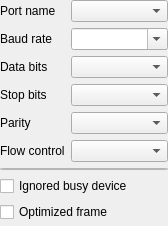
Before: the Qt Designer form src/device/serialportui.ui in x-tools-author/x-tools, drawn with Qt 5.
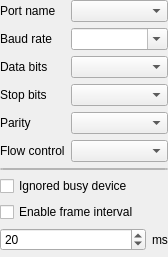
After: the same form once the commit is applied.

Commit message: feat: add frame interval parameter

```diff
--- a/src/device/serialportui.ui
+++ b/src/device/serialportui.ui
@@ -7,7 +7,7 @@
     <x>0</x>
     <y>0</y>
     <width>168</width>
-    <height>226</height>
+    <height>257</height>
    </rect>
   </property>
   <property name="windowTitle">
@@ -157,11 +157,44 @@
     <widget class="QComboBox" name="comboBoxStopBits"/>
    </item>
    <item row="8" column="0" colspan="2">
-    <widget class="QCheckBox" name="checkBoxOptimizedFrame">
-     <property name="text">
-      <string>Optimized frame</string>
-     </property>
-    </widget>
+    <layout class="QGridLayout" name="gridLayout_2">
+     <item row="1" column="0">
+      <widget class="QSpinBox" name="spinBoxFrameInterval">
+       <property name="sizePolicy">
+        <sizepolicy hsizetype="Expanding" vsizetype="Fixed">
+         <horstretch>0</horstretch>
+         <verstretch>0</verstretch>
+        </sizepolicy>
+       </property>
+       <property name="minimum">
+        <number>10</number>
+       </property>
+       <property name="maximum">
+        <number>1000</number>
+       </property>
+       <property name="singleStep">
+        <number>10</number>
+       </property>
+       <property name="value">
+        <number>20</number>
+       </property>
+      </widget>
+     </item>
+     <item row="1" column="1">
+      <widget class="QLabel" name="label_7">
+       <property name="text">
+        <string notr="true">ms</string>
+       </property>
+      </widget>
+     </item>
+     <item row="0" column="0" colspan="2">
+      <widget class="QCheckBox" name="checkBoxOptimizedFrame">
+       <property name="text">
+        <string>Enable frame interval</string>
+       </property>
+      </widget>
+     </item>
+    </layout>
    </item>
   </layout>
  </widget>
```
Left out of the diff: 122 changed lines with no effect on the pictures. The commit also changes 5 other files.
